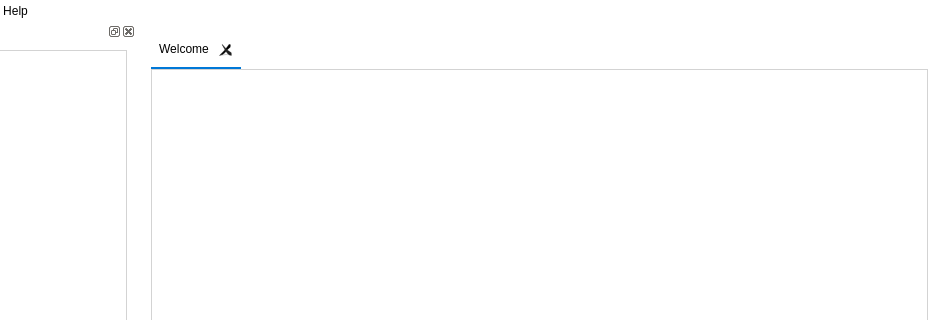
Old version of the form pastrocore/gui_pyside/main_window.ui in the repository Torward1024/pAstroCORE; both pictures show x 182 to 1119 and y 0 to 320 of the 1119 by 721 pixel window.
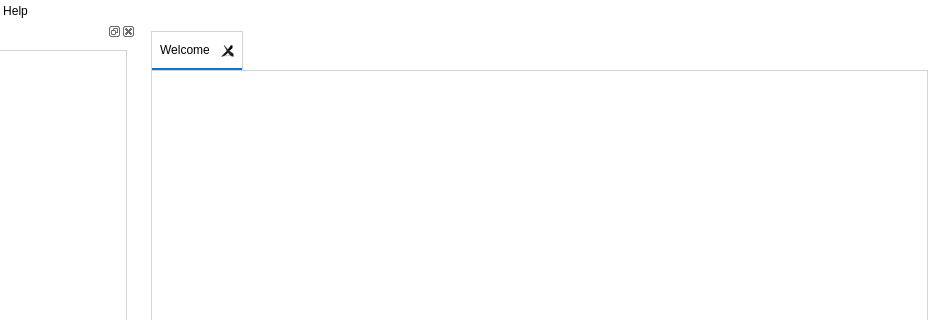
New version of the form. Icons and pictures are not drawn.

```diff
--- a/pastrocore/gui_pyside/main_window.ui
+++ b/pastrocore/gui_pyside/main_window.ui
@@ -25,8 +25,8 @@
     <item>
      <widget class="QTabWidget" name="tabContainer">
       <property name="styleSheet">
-       <string>QTabWidget::pane { border: 1px solid #d3d3d3; background: #ffffff; }
-               QTabBar::tab { background: #e0e0e0; padding: 8px; }
+       <string notr="true">QTabWidget::pane { border: 1px solid #d3d3d3; background: #ffffff; }
+               QTabBar::tab { background: #e0e0e0; padding: 8px;  border: 1px solid #d3d3d3;}
                QTabBar::tab:selected { background: #ffffff; border-bottom: 2px solid #0078d7; }</string>
       </property>
       <property name="tabShape">
```
Left out of the diff: 2 changed lines with no effect on the pictures.
